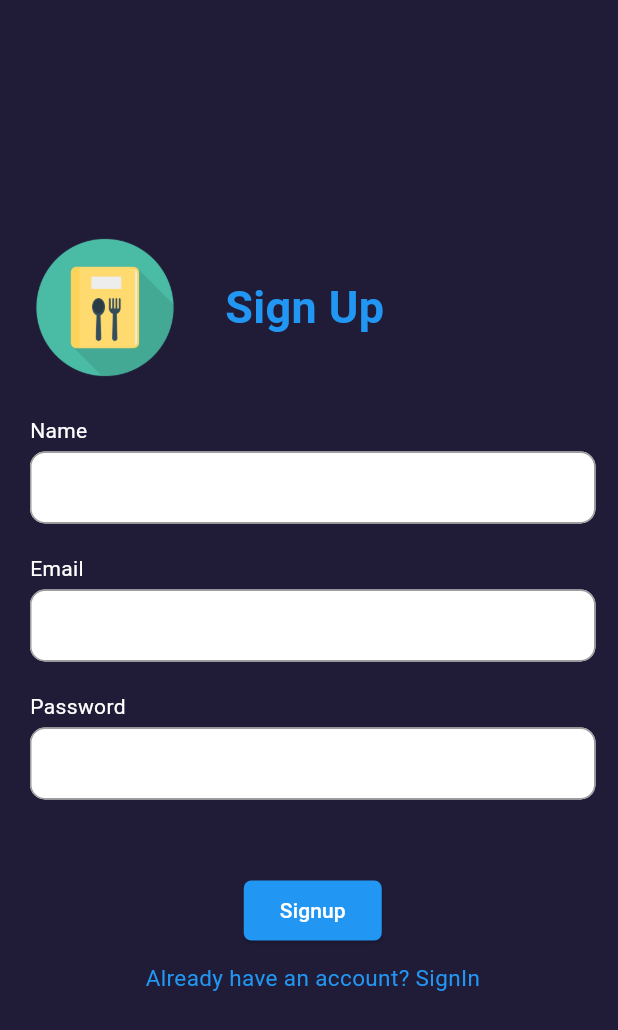
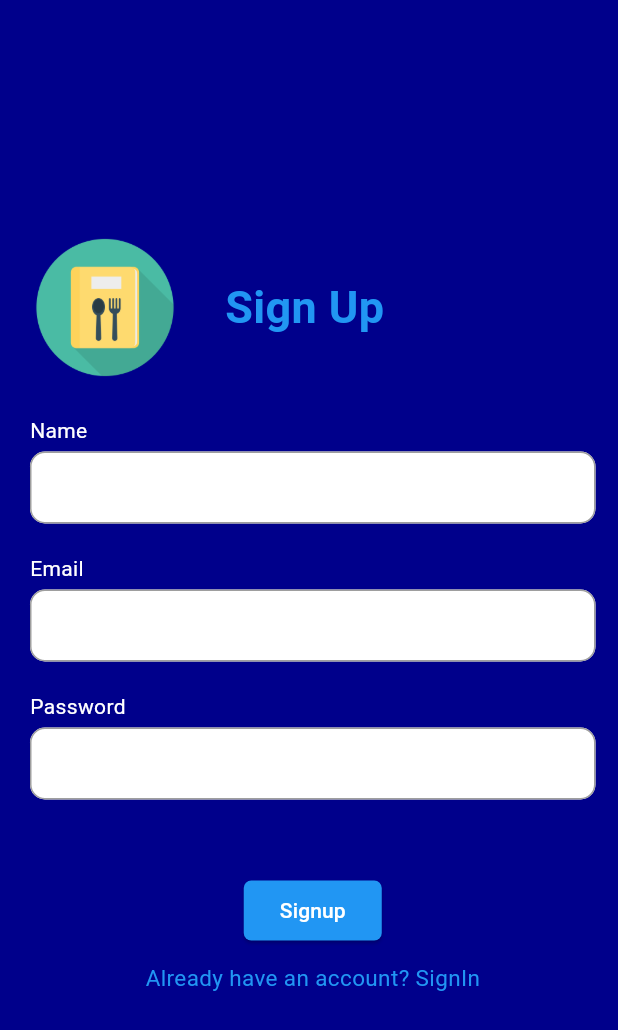
Before and after one commit to MahletGizew/Recipe_Flutter_App, a Flutter app: the screen it shows after launch, on a phone screen of 412 x 824 dp. Shown: the top 1030 px of the screen. Run offline on Flutter 3.47's test engine with Material 3 defaults, Android fonts, the phone set to English and light mode, and no system bars; our stand-ins replace flutter_tts, lottie, shared_preferences, youtube_player_flutter.

Commit message:
changed the primary color, primary swatch, and accent color to a darker blue in your main.dart file

```diff
--- a/lib/main.dart
+++ b/lib/main.dart
@@ -12,16 +12,13 @@ class MyApp extends StatelessWidget {
   @override
   Widget build(BuildContext context) {
     return MaterialApp(
-      // debugShowCheckedModeBanner: false,
       title: 'Recipes App',
       theme: ThemeData(
-        primaryColor: const Color.fromARGB(255, 32, 28, 56),
+        primaryColor: const Color.fromARGB(255, 0, 0, 139), // Darker blue
         colorScheme: ColorScheme.fromSwatch(
-          primarySwatch:
-              Colors.blue, // Adjust this to your desired primary color
-          accentColor: Colors.lightBlue, // This is now the secondary color
+          primarySwatch: Colors.blue, // Keep the swatch
+          accentColor: const Color.fromARGB(255, 0, 0, 205), // Darker blue for accent
         ),
-        // useMaterial3: true,
       ),
       debugShowCheckedModeBanner: false,
       home: const SplashScreen(),
```
